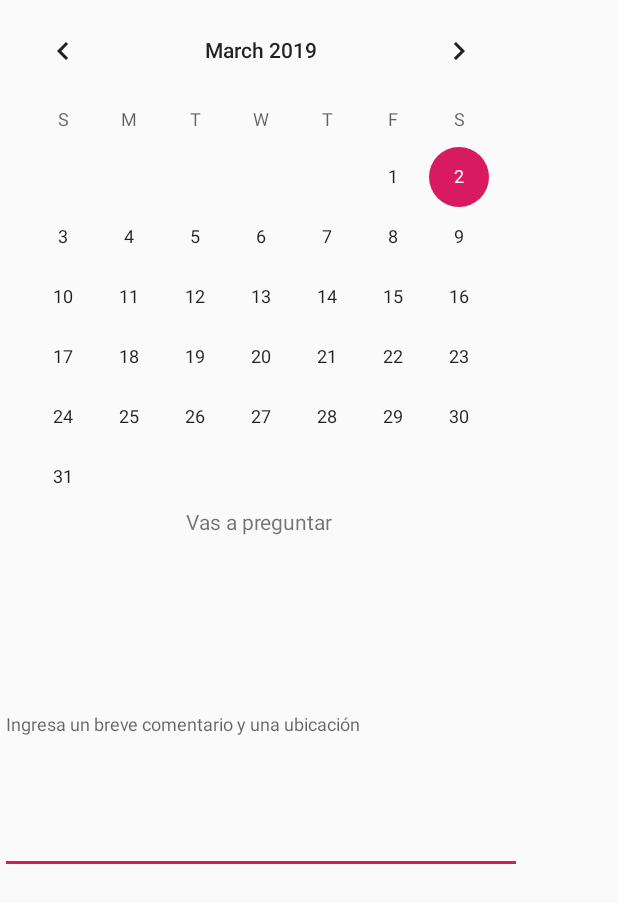
After one commit to Mancipox/Tambo, an Android app: the layout dialog_template.xml on its own in the app's theme, with its tools: preview values and no code run, on a phone screen of 412 x 824 dp. The commit adds this screen. Shown: the top 903 px of the screen. Run offline under Robolectric (Android 15) with nearby library versions, the light colour scheme and no system bars.

Commit message:
Finished views, added dialog whit calendar/description of the question, added snackbar.

```diff
--- a/app/build.gradle
+++ b/app/build.gradle
@@ -26,4 +26,5 @@ dependencies {
     androidTestImplementation 'com.android.support.test:runner:1.0.2'
     androidTestImplementation 'com.android.support.test.espresso:espresso-core:3.0.2'
     implementation 'com.android.support:recyclerview-v7:28.0.0'
+    implementation 'com.android.support:design:28.0.0'
 }
--- a/app/src/main/AndroidManifest.xml
+++ b/app/src/main/AndroidManifest.xml
@@ -9,7 +9,8 @@
         android:roundIcon="@mipmap/ic_launcher_round"
         android:supportsRtl="true"
         android:theme="@style/AppTheme">
-        <activity android:name=".StudentActivity">
+        <activity android:name=".StudentActivity"
+            android:windowSoftInputMode="adjustPan">
             <intent-filter>
                 <action android:name="android.intent.action.MAIN" />
                 <category android:name="android.intent.category.LAUNCHER"/>
--- a/app/src/main/res/layout/activity_student.xml
+++ b/app/src/main/res/layout/activity_student.xml
@@ -33,7 +33,7 @@
         app:layout_constraintHorizontal_bias="0.0"
         app:layout_constraintStart_toStartOf="parent"
         app:layout_constraintTop_toBottomOf="@+id/textInfoStudent"
-        app:layout_constraintVertical_bias="0.472">
+        app:layout_constraintVertical_bias="0.229">
 
     </android.support.v7.widget.RecyclerView>
 
@@ -69,6 +69,7 @@
         android:layout_marginStart="16dp"
         android:layout_marginEnd="16dp"
         android:layout_marginBottom="16dp"
+        android:onClick="onClickPost"
         android:text="Postear"
         app:layout_constraintBottom_toBottomOf="parent"
         app:layout_constraintEnd_toEndOf="parent"
--- /dev/null
+++ b/app/src/main/res/layout/dialog_template.xml
@@ -0,0 +1,31 @@
+<?xml version="1.0" encoding="utf-8"?>
+
+<LinearLayout xmlns:android="http://schemas.android.com/apk/res/android"
+    xmlns:app="http://schemas.android.com/apk/res-auto"
+    xmlns:tools="http://schemas.android.com/tools"
+    android:layout_width="wrap_content"
+    android:layout_height="wrap_content"
+    android:orientation="vertical">
+
+    <CalendarView
+        android:id="@+id/calendarView"
+        android:layout_width="wrap_content"
+        android:layout_height="wrap_content" />
+
+    <TextView
+        android:id="@+id/textQuestionDialog"
+        android:layout_width="match_parent"
+        android:layout_height="match_parent"
+        android:text="Vas a preguntar "
+        android:textAlignment="center" />
+
+    <EditText
+        android:id="@+id/editTextUbicationQuestion"
+        android:layout_width="match_parent"
+        android:layout_height="300px"
+        android:layout_marginTop="25dp"
+        android:hint="Ingresa un breve comentario y una ubicación"
+        android:inputType="textShortMessage"
+        android:textSize="12sp" />
+
+</LinearLayout>
```
Also changed, not shown: app/src/main/java/com/tambo/AdapterQuestion.java (+28 -8 lines), app/src/main/java/com/tambo/NoticeDialogFragment.java (added, +123 -0 lines), app/src/main/java/com/tambo/StudentActivity.java (+73 -7 lines), app/src/main/res/layout/item_question.xml (indentation only).
